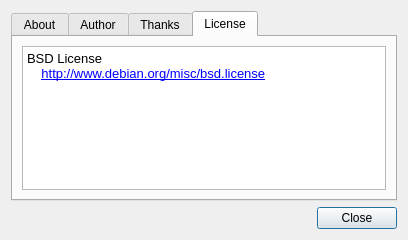
Before: the Qt Designer form src/ui/about.ui in anilFree/seascope, drawn with Qt 5.
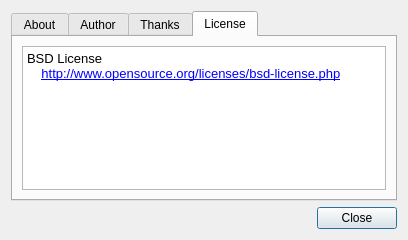
After: the same form once the commit is applied. The open tabs and pages were chosen to show the change.

Patch:
```diff
--- a/src/ui/about.ui
+++ b/src/ui/about.ui
@@ -164,7 +164,8 @@
 p, li { white-space: pre-wrap; }
 &lt;/style&gt;&lt;/head&gt;&lt;body style=&quot; font-family:'Sans'; font-size:10pt; font-weight:400; font-style:normal;&quot;&gt;
 &lt;p style=&quot; margin-top:0px; margin-bottom:0px; margin-left:0px; margin-right:0px; -qt-block-indent:0; text-indent:0px;&quot;&gt;BSD License&lt;/p&gt;
-&lt;p style=&quot; margin-top:0px; margin-bottom:0px; margin-left:0px; margin-right:0px; -qt-block-indent:0; text-indent:0px;&quot;&gt;    &lt;a href=&quot;http://www.debian.org/misc/bsd.license&quot;&gt;&lt;span style=&quot; text-decoration: underline; color:#0000ff;&quot;&gt;http://www.debian.org/misc/bsd.license&lt;/span&gt;&lt;/a&gt;&lt;/p&gt;&lt;/body&gt;&lt;/html&gt;</string>
+&lt;p style=&quot; margin-top:0px; margin-bottom:0px; margin-left:0px; margin-right:0px; -qt-block-indent:0; text-indent:0px;&quot;&gt;    &lt;a href=&quot;http://www.opensource.org/licenses/bsd-license.php&quot;&gt;&lt;span style=&quot; text-decoration: underline; color:#0000ff;&quot;&gt;http://www.opensource.org/licenses/bsd-license.php&lt;/span&gt;&lt;/a&gt;&lt;/p&gt;
+&lt;p style=&quot;-qt-paragraph-type:empty; margin-top:0px; margin-bottom:0px; margin-left:0px; margin-right:0px; -qt-block-indent:0; text-indent:0px;&quot;&gt;&lt;/p&gt;&lt;/body&gt;&lt;/html&gt;</string>
          </property>
         </widget>
        </item>
```
Left out of the diff: 2 changed lines with no effect on the pictures.
